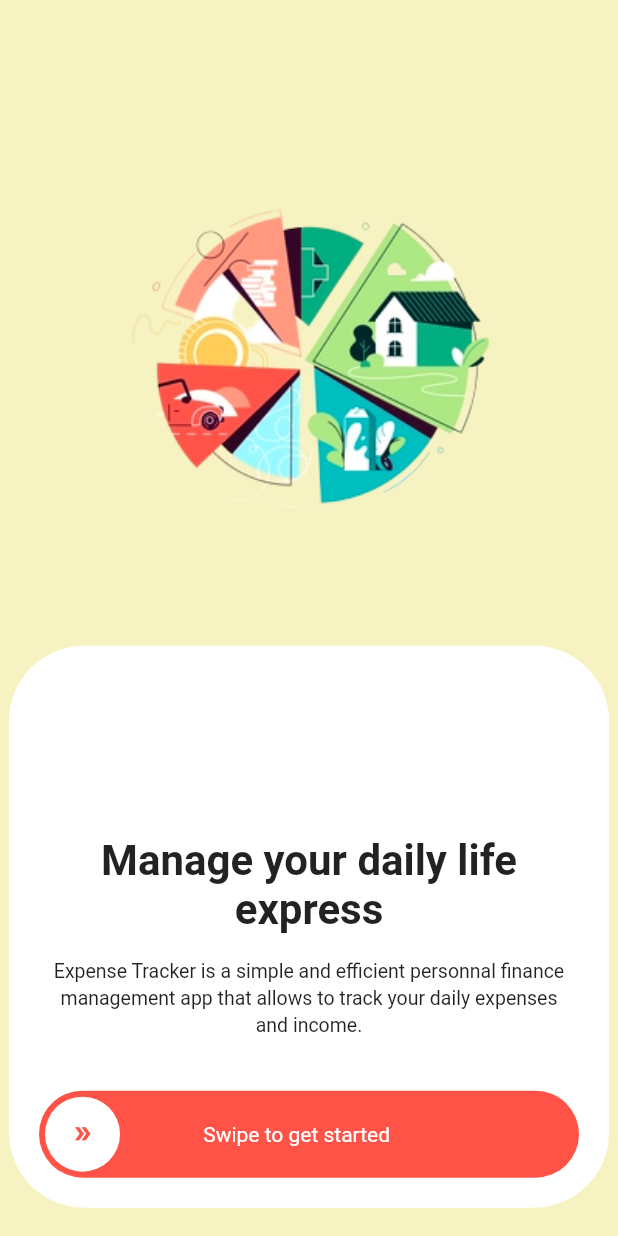
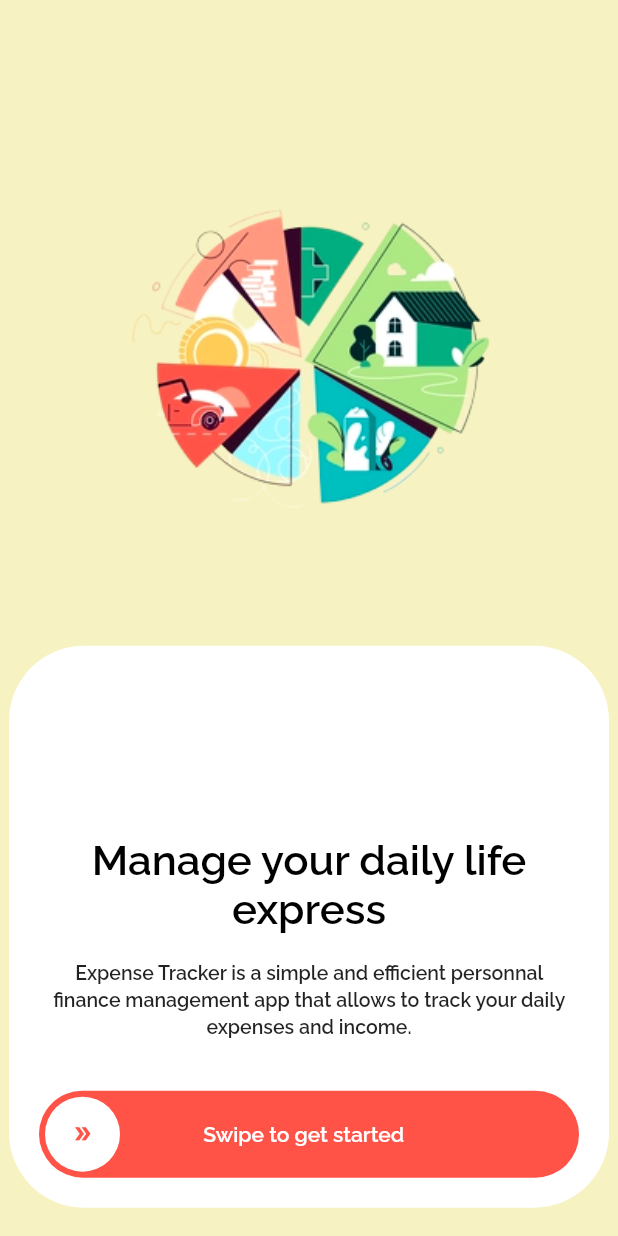
Before and after one commit to Asam237/my_flutter_challenges, a Flutter app: the screen it shows after launch, on a phone screen of 412 x 824 dp. Run offline on Flutter 3.47's test engine with Material 2 defaults, Android fonts, the phone set to English and light mode, and no system bars; missing offline and left inert: dart:ffi.

Commit message:
feat: add font

```diff
--- a/lib/main.dart
+++ b/lib/main.dart
@@ -11,6 +11,7 @@ class MyApp extends StatelessWidget {
   @override
   Widget build(BuildContext context) {
     return MaterialApp(
+      theme: ThemeData(fontFamily: 'Raleway'),
       debugShowCheckedModeBanner: false,
       home: const WelcomeScreen(),
     );
--- a/lib/views/components/text.dart
+++ b/lib/views/components/text.dart
@@ -1,11 +1,14 @@
+import 'dart:ffi';
+
 import 'package:flutter/material.dart';
 import 'package:flutter/services.dart';
 
 class CText extends StatelessWidget {
   final String text;
   final String? typeOfText;
+  final bool? center;
 
-  const CText({Key? key, this.typeOfText, required this.text})
+  const CText({Key? key, this.typeOfText, required this.text, this.center})
       : super(key: key);
 
   @override
@@ -14,25 +17,32 @@ class CText extends StatelessWidget {
       return Text(
         text,
         textAlign: TextAlign.center,
-        style: const TextStyle(fontSize: 28.0, fontWeight: FontWeight.bold),
+        style: const TextStyle(fontSize: 28.0, color: Colors.black),
       );
     }
     if (typeOfText == "title") {
       return Text(
         text,
-        style: const TextStyle(fontSize: 23.0, fontWeight: FontWeight.bold),
+        style: const TextStyle(fontSize: 23.0),
       );
     }
     if (typeOfText == "subtitle") {
       return Text(
         text,
-        style: const TextStyle(fontSize: 18.0, fontWeight: FontWeight.bold),
+        style: const TextStyle(fontSize: 18.0),
+      );
+    }
+
+    if (center == true) {
+      return Text(
+        text,
+        textAlign: TextAlign.center,
+        style: const TextStyle(fontSize: 13.0, height: 1.4),
       );
     }
     return Text(
       text,
-      textAlign: TextAlign.center,
-      style: const TextStyle(fontSize: 13.0, fontWeight: FontWeight.normal, height: 1.4),
+      style: const TextStyle(fontSize: 13.0, height: 1.4, color: Colors.black),
     );
   }
 }
--- a/lib/views/screens/expenses_manager/welcome.screen.dart
+++ b/lib/views/screens/expenses_manager/welcome.screen.dart
@@ -56,7 +56,8 @@ class _WelcomeScreenState extends State<WelcomeScreen> {
                       ),
                       Container(
                           width: 350,
-                          child: const CText(
+                          child: CText(
+                            center: true,
                             text:
                                 "Expense Tracker is a simple and efficient personnal finance management app that allows to track your daily expenses and income.",
                           )),
```
Also changed, not shown: lib/views/screens/expenses_manager/main.screen.dart (+21 -4 lines), pubspec.yaml (+5 -4 lines), fonts/Raleway.ttf (added).
